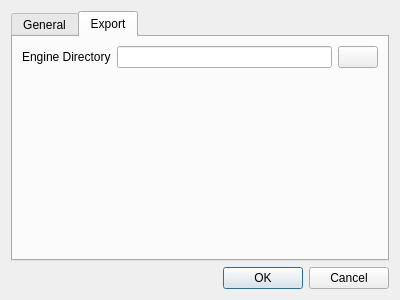
Before: the Qt Designer form Editor/novel_properties_dialog.ui in gitGNU/gnu_belle, drawn with Qt 5.
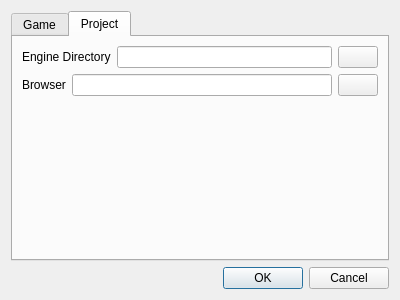
After: the same form once the commit is applied. The open tabs and pages were chosen to show the change. Icons and pictures are not drawn. Custom widgets are drawn as their Qt base class.

Commit message: Added support for selecting a specific browser instead of the default one.

What changed in the file:
```diff
--- a/Editor/novel_properties_dialog.ui
+++ b/Editor/novel_properties_dialog.ui
@@ -21,7 +21,7 @@
      </property>
      <widget class="QWidget" name="tab">
       <attribute name="title">
-       <string>General</string>
+       <string>Game</string>
       </attribute>
       <layout class="QVBoxLayout" name="verticalLayout_2">
        <item>
@@ -248,7 +248,7 @@
      </widget>
      <widget class="QWidget" name="tab_2">
       <attribute name="title">
-       <string>Export</string>
+       <string>Project</string>
       </attribute>
       <layout class="QVBoxLayout" name="verticalLayout_3">
        <item>
@@ -276,6 +276,31 @@
          </item>
         </layout>
        </item>
+       <item>
+        <layout class="QHBoxLayout" name="horizontalLayout_6">
+         <item>
+          <widget class="QLabel" name="browserLabel">
+           <property name="text">
+            <string>Browser</string>
+           </property>
+          </widget>
+         </item>
+         <item>
+          <widget class="LineEdit" name="browserEdit"/>
+         </item>
+         <item>
+          <widget class="QPushButton" name="browserButton">
+           <property name="text">
+            <string/>
+           </property>
+           <property name="icon">
+            <iconset resource="media.qrc">
+             <normaloff>:/media/document_open.png</normaloff>:/media/document_open.png</iconset>
+           </property>
+          </widget>
+         </item>
+        </layout>
+       </item>
        <item>
         <spacer name="verticalSpacer_2">
          <property name="orientation">
@@ -305,6 +330,13 @@
    </item>
   </layout>
  </widget>
+ <customwidgets>
+  <customwidget>
+   <class>LineEdit</class>
+   <extends>QLineEdit</extends>
+   <header>lineedit.h</header>
+  </customwidget>
+ </customwidgets>
  <resources>
   <include location="media.qrc"/>
  </resources>
```
Left out of the diff: 4 changed lines with no effect on the pictures. The commit also changes 2 other files.
